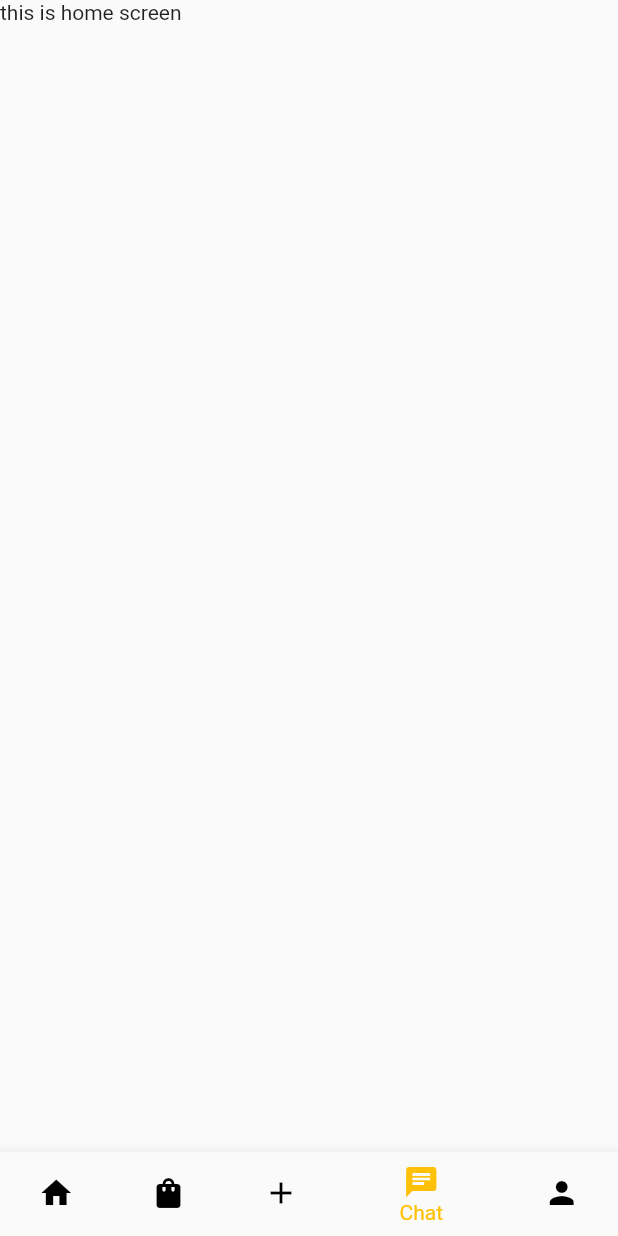
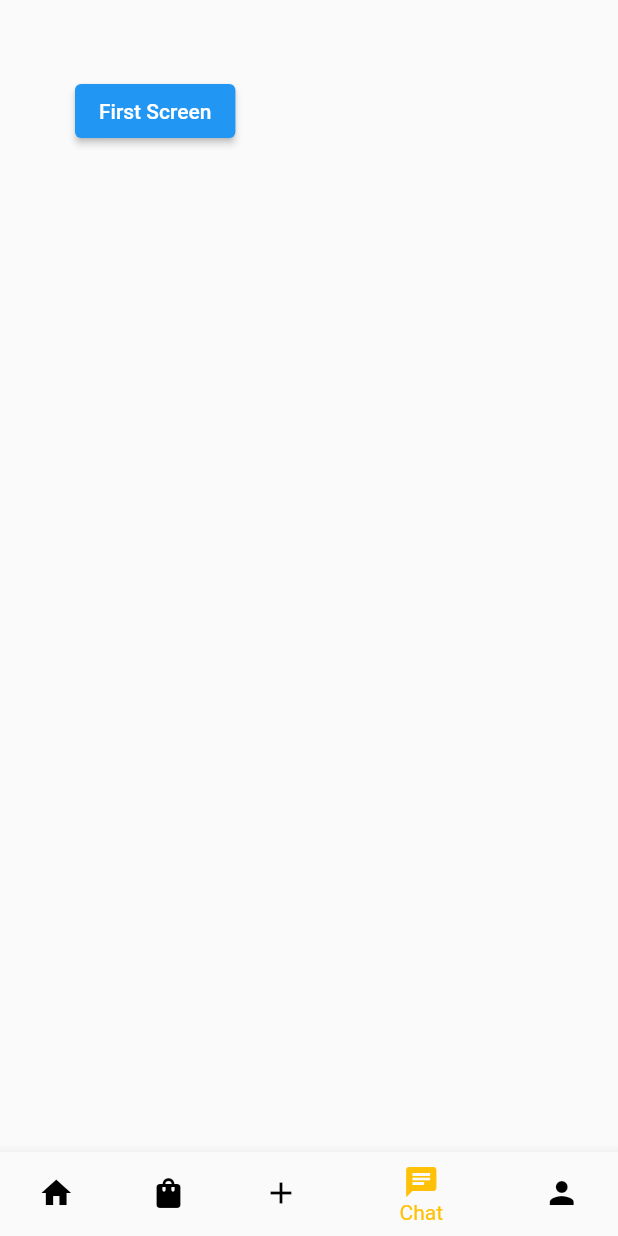
Before and after one commit to Jeba-anika/font_nav_practice, a Flutter app: the screen it shows after launch, item 4 of the bottom bar chosen, on a phone screen of 412 x 824 dp. Run offline on Flutter 3.47's test engine with Material 2 defaults, Android fonts, the phone set to English and light mode, and no system bars; our stand-ins replace google_fonts.

```diff
--- a/lib/main.dart
+++ b/lib/main.dart
@@ -1,5 +1,7 @@
 import 'package:flutter/material.dart';
 import 'package:practice_app/bottomNavBar.dart';
+import 'package:practice_app/detailsScreen.dart';
+import 'package:practice_app/pages/chat.dart';
 
 void main() {
   runApp(const MyApp());
@@ -16,6 +18,11 @@ class MyApp extends StatelessWidget {
       theme: ThemeData(
         primarySwatch: Colors.blue,
       ),
+      initialRoute: '/',
+      routes: {
+        '/first-screen': (context) => ChatScreen(),
+        '/second-screen': (context) => DetailsScreen(),
+      },
       home: BottomNavBar(),
     );
   }
--- a/lib/pages/chat.dart
+++ b/lib/pages/chat.dart
@@ -1,14 +1,21 @@
 import 'package:flutter/material.dart';
-import 'package:flutter/src/foundation/key.dart';
-import 'package:flutter/src/widgets/framework.dart';
 
 class ChatScreen extends StatelessWidget {
-  const ChatScreen({Key? key}) : super(key: key);
-
   @override
   Widget build(BuildContext context) {
     return Scaffold(
-      body: Text('this is home screen'),
+      body: Padding(
+        padding: const EdgeInsets.all(50),
+        child: Column(
+          children: [
+            ElevatedButton(
+                onPressed: () {
+                  Navigator.pushNamed(context, '/second-screen');
+                },
+                child: Text('First Screen'))
+          ],
+        ),
+      ),
     );
   }
 }
```
